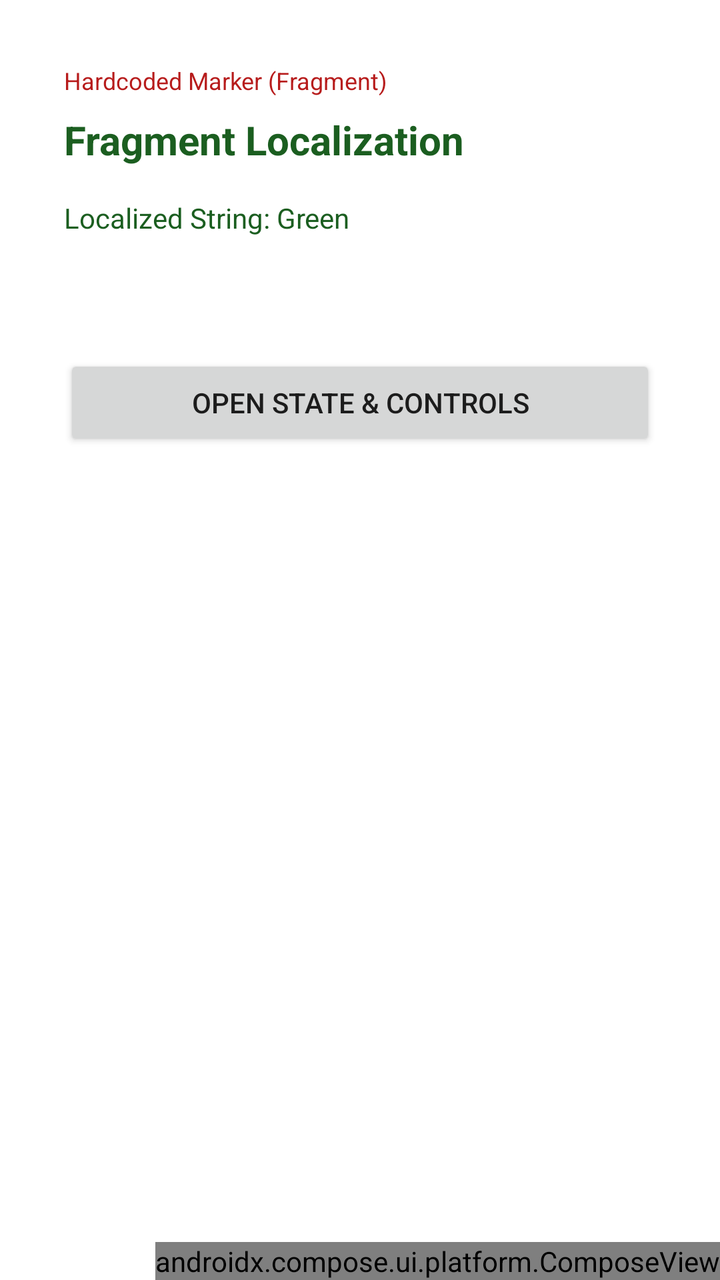
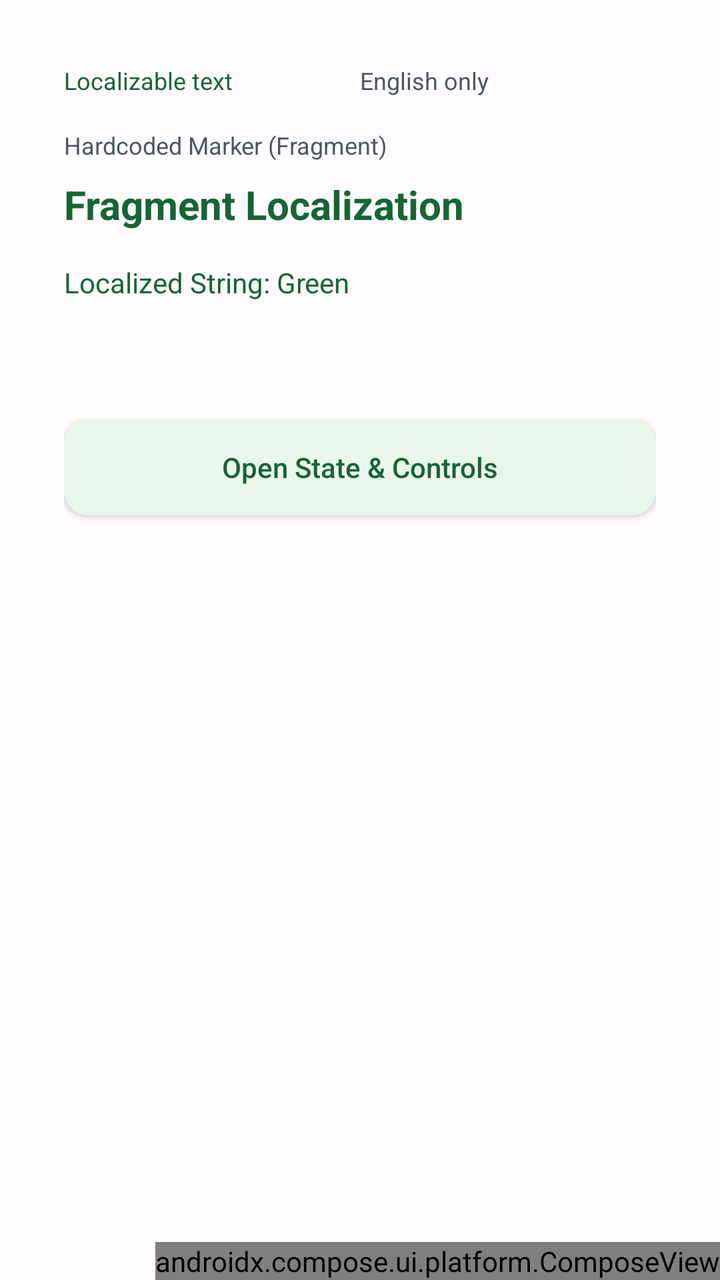

The first picture is an Android layout as it rendered before a commit; the second is the same layout after the commit. The layout source and the unified diff follow.
<!-- AndroidManifest.xml: activity theme Theme.LocaleEasy -->
<!-- res/layout/fragment_sample.xml -->
<?xml version="1.0" encoding="utf-8"?>
<FrameLayout xmlns:android="http://schemas.android.com/apk/res/android"
    android:layout_width="match_parent"
    android:layout_height="match_parent"
    android:background="@android:color/white">

    <LinearLayout
        android:layout_width="match_parent"
        android:layout_height="match_parent"
        android:orientation="vertical"
        android:padding="32dp">

        <TextView
            android:layout_width="wrap_content"
            android:layout_height="wrap_content"
            android:text="Hardcoded Marker (Fragment)"
            android:textColor="@color/hardcoded_text"
            android:textSize="12sp"
            android:paddingBottom="8dp" />

        <TextView
            android:layout_width="wrap_content"
            android:layout_height="wrap_content"
            android:text="@string/fragment_title"
            android:textColor="@color/translated_text"
            android:textSize="20sp"
            android:textStyle="bold"
            android:paddingBottom="16dp" />

        <TextView
            android:layout_width="wrap_content"
            android:layout_height="wrap_content"
            android:text="@string/string_resource_example"
            android:textColor="@color/translated_text"
            android:paddingBottom="8dp" />

        <TextView
            android:id="@+id/dateText"
            android:layout_width="wrap_content"
            android:layout_height="wrap_content"
            android:textColor="@color/translated_text"
            android:paddingBottom="32dp" />

        <Button
            android:id="@+id/btnSettings"
            android:layout_width="match_parent"
            android:layout_height="wrap_content"
            android:text="@string/open_settings" />

    </LinearLayout>

    <androidx.compose.ui.platform.ComposeView
        android:id="@+id/settingsComposeView"
        android:layout_width="wrap_content"
        android:layout_height="wrap_content"
        android:layout_gravity="bottom|end" />

</FrameLayout>
<!-- resources referenced by this layout -->
<resources>
  <color name="hardcoded_text">#B71C1C</color>
  <color name="translated_text">#1B5E20</color>
  <string name="fragment_title">Fragment Localization</string>
  <string name="open_settings">Open State &amp; Controls</string>
  <string name="string_resource_example">Localized String: Green</string>
  <style name="Theme.LocaleEasy" parent="Theme.AppCompat.DayNight.NoActionBar">
          <item name="colorPrimary">@color/native_primary</item>
          <item name="android:windowBackground">@color/window_background</item>
      </style>
  <color name="native_primary">#6650A4</color>
  <color name="window_background">#FFFBFE</color>
</resources>

<!-- the commit's change to res/layout/fragment_sample.xml (unified diff, before → after) -->
@@ -2,7 +2,7 @@
 <FrameLayout xmlns:android="http://schemas.android.com/apk/res/android"
     android:layout_width="match_parent"
     android:layout_height="match_parent"
-    android:background="@android:color/white">
+    android:background="@color/window_background">
 
     <LinearLayout
         android:layout_width="match_parent"
@@ -10,11 +10,13 @@
         android:orientation="vertical"
         android:padding="32dp">
 
+        <include layout="@layout/view_text_origin_legend" />
+
         <TextView
             android:layout_width="wrap_content"
             android:layout_height="wrap_content"
             android:text="Hardcoded Marker (Fragment)"
-            android:textColor="@color/hardcoded_text"
+            android:textColor="@color/english_only_text"
             android:textSize="12sp"
             android:paddingBottom="8dp" />
 
@@ -45,7 +47,10 @@
             android:id="@+id/btnSettings"
             android:layout_width="match_parent"
             android:layout_height="wrap_content"
-            android:text="@string/open_settings" />
+            android:text="@string/open_settings"
+            android:textColor="@color/translated_text"
+            android:background="@drawable/sample_button_primary"
+            android:textAllCaps="false" />
 
     </LinearLayout>
 
@@ -56,3 +61,12 @@
         android:layout_gravity="bottom|end" />
 
 </FrameLayout>
+<!-- res/layout/view_text_origin_legend.xml (included above) -->
+<LinearLayout xmlns:android="http://schemas.android.com/apk/res/android"
+    android:layout_width="match_parent" android:layout_height="wrap_content"
+    android:orientation="horizontal" android:paddingBottom="16dp">
+    <TextView android:layout_width="0dp" android:layout_height="wrap_content" android:layout_weight="1"
+        android:text="@string/legend_localizable" android:textColor="@color/translated_text" android:textSize="12sp" />
+    <TextView android:layout_width="0dp" android:layout_height="wrap_content" android:layout_weight="1"
+        android:text="@string/legend_english_only" android:textColor="@color/english_only_text" android:textSize="12sp" />
+</LinearLayout>
<!-- resource entries referenced after the edit -->
@@ -1,15 +1,22 @@
 <!-- resources referenced by this layout -->
 <resources>
-  <color name="hardcoded_text">#B71C1C</color>
-  <color name="translated_text">#1B5E20</color>
+  <color name="english_only_text">#4B5563</color>
+  <color name="translated_text">#166534</color>
   <string name="fragment_title">Fragment Localization</string>
+  <string name="legend_english_only" translatable="false">English only</string>
+  <string name="legend_localizable">Localizable text</string>
   <string name="open_settings">Open State &amp; Controls</string>
   <string name="string_resource_example">Localized String: Green</string>
   <style name="Theme.LocaleEasy" parent="Theme.AppCompat.DayNight.NoActionBar">
           <item name="colorPrimary">@color/native_primary</item>
           <item name="android:windowBackground">@color/window_background</item>
       </style>
+  <color name="localized_surface">#EAF5EB</color>
   <color name="native_primary">#6650A4</color>
   <color name="window_background">#FFFBFE</color>
+  <!-- drawable sample_button_primary (drawable) -->
+  <ripple xmlns:android="http://schemas.android.com/apk/res/android" android:color="#33FFFFFF">
+      <item><shape><solid android:color="@color/localized_surface" /><corners android:radius="12dp" /></shape></item>
+  </ripple>
 </resources>
 
